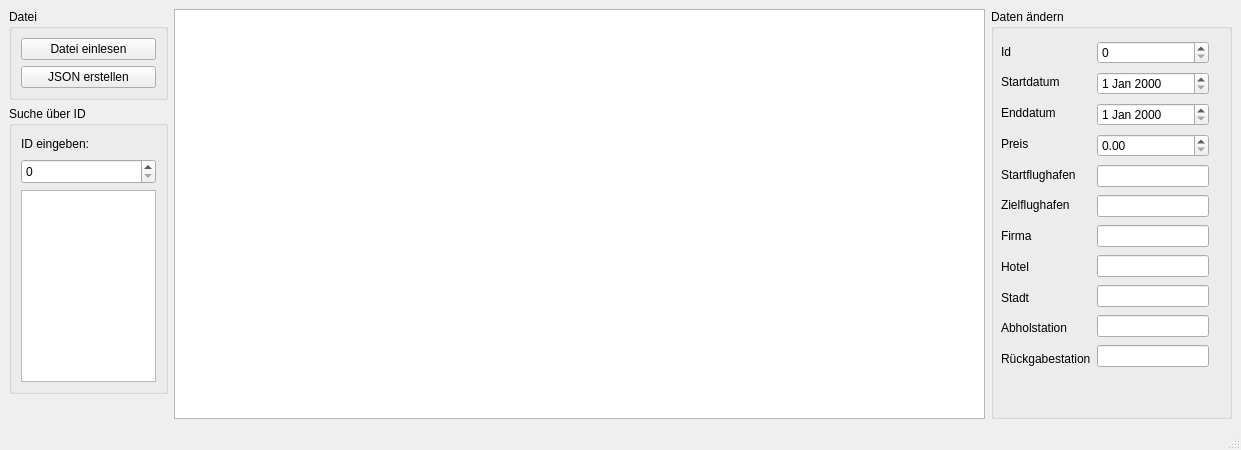
Qt form Praktikum2_1/upandaway.ui (damia72/Programmieren2Praktikum) before a commit.
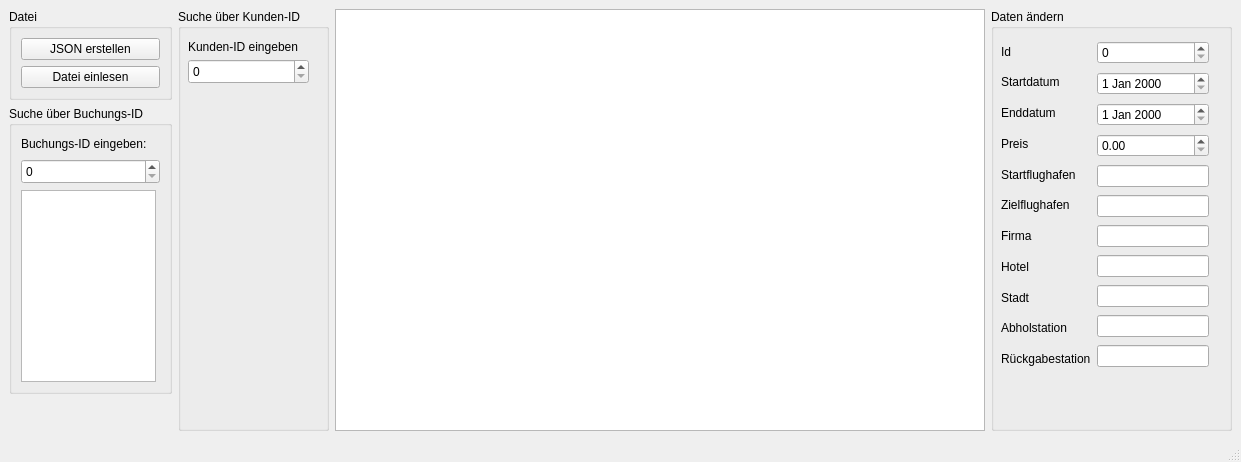
The same form after that commit.

```diff
--- a/Praktikum2_1/upandaway.ui
+++ b/Praktikum2_1/upandaway.ui
@@ -7,7 +7,7 @@
     <x>0</x>
     <y>0</y>
     <width>1241</width>
-    <height>450</height>
+    <height>462</height>
    </rect>
   </property>
   <property name="windowTitle">
@@ -25,13 +25,6 @@
         <layout class="QVBoxLayout" name="verticalLayout_4">
          <item>
           <layout class="QVBoxLayout" name="verticalLayout_3">
-           <item>
-            <widget class="QPushButton" name="readFileButton">
-             <property name="text">
-              <string>Datei einlesen</string>
-             </property>
-            </widget>
-           </item>
            <item>
             <widget class="QPushButton" name="JSONErstellenButton">
              <property name="text">
@@ -39,6 +32,13 @@
              </property>
             </widget>
            </item>
+           <item>
+            <widget class="QPushButton" name="readFileButton">
+             <property name="text">
+              <string>Datei einlesen</string>
+             </property>
+            </widget>
+           </item>
           </layout>
          </item>
         </layout>
@@ -59,7 +59,7 @@
          </size>
         </property>
         <property name="title">
-         <string>Suche über ID</string>
+         <string>Suche über Buchungs-ID</string>
         </property>
         <layout class="QVBoxLayout" name="verticalLayout_5">
          <item>
@@ -71,7 +71,7 @@
             </size>
            </property>
            <property name="text">
-            <string>ID eingeben:</string>
+            <string>Buchungs-ID eingeben:</string>
            </property>
           </widget>
          </item>
@@ -128,6 +128,36 @@
       </item>
      </layout>
     </item>
+    <item>
+     <widget class="QGroupBox" name="groupBox_4">
+      <property name="title">
+       <string>Suche über Kunden-ID</string>
+      </property>
+      <widget class="QLabel" name="label_13">
+       <property name="geometry">
+        <rect>
+         <x>10</x>
+         <y>30</y>
+         <width>111</width>
+         <height>16</height>
+        </rect>
+       </property>
+       <property name="text">
+        <string>Kunden-ID eingeben:</string>
+       </property>
+      </widget>
+      <widget class="QSpinBox" name="spinBox_2">
+       <property name="geometry">
+        <rect>
+         <x>10</x>
+         <y>50</y>
+         <width>121</width>
+         <height>25</height>
+        </rect>
+       </property>
+      </widget>
+     </widget>
+    </item>
     <item>
      <widget class="QListWidget" name="listWidget"/>
     </item>
```
